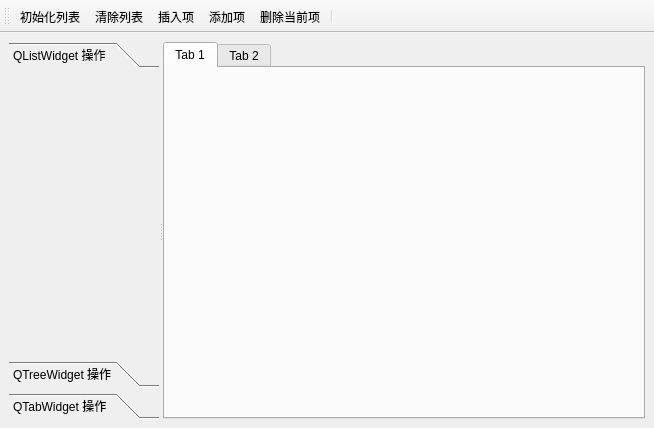
First picture: the form in samp4_7/mainwindow.ui, repository xx517230/Qt5p9DemoCode, before the edit.
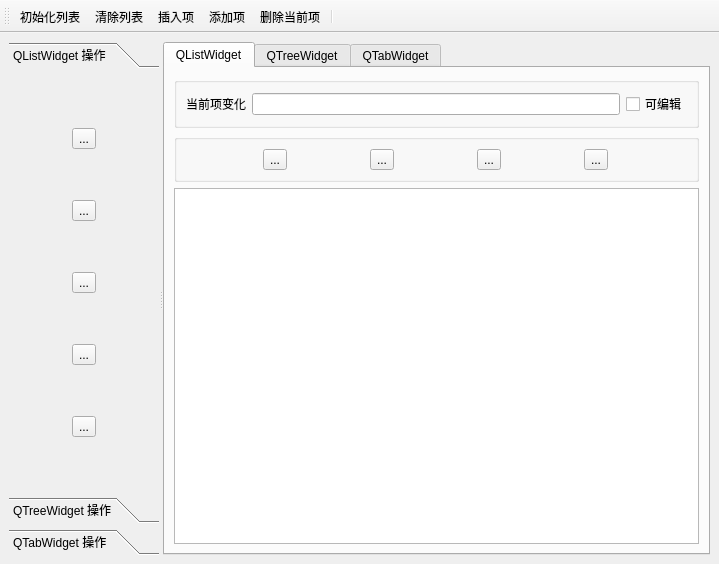
Second picture: the form after the edit. Icons and pictures are not drawn.

What changed in the file:
```diff
--- a/samp4_7/mainwindow.ui
+++ b/samp4_7/mainwindow.ui
@@ -6,8 +6,8 @@
    <rect>
     <x>0</x>
     <y>0</y>
-    <width>654</width>
-    <height>428</height>
+    <width>719</width>
+    <height>564</height>
    </rect>
   </property>
   <property name="windowTitle">
@@ -15,7 +15,7 @@
   </property>
   <widget class="QWidget" name="centralwidget">
    <layout class="QGridLayout" name="gridLayout">
-    <item row="0" column="0">
+    <item row="0" column="1">
      <widget class="QSplitter" name="splitter">
       <property name="orientation">
        <enum>Qt::Horizontal</enum>
@@ -41,13 +41,50 @@
          <rect>
           <x>0</x>
           <y>0</y>
-          <width>147</width>
-          <height>265</height>
+          <width>150</width>
+          <height>401</height>
          </rect>
         </property>
         <attribute name="label">
          <string>QListWidget 操作</string>
         </attribute>
+        <layout class="QGridLayout" name="gridLayout_2">
+         <item row="0" column="0">
+          <widget class="QToolButton" name="tBtnListIni">
+           <property name="text">
+            <string>...</string>
+           </property>
+          </widget>
+         </item>
+         <item row="1" column="0">
+          <widget class="QToolButton" name="tBtnListClear">
+           <property name="text">
+            <string>...</string>
+           </property>
+          </widget>
+         </item>
+         <item row="2" column="0">
+          <widget class="QToolButton" name="tBtnListInsert">
+           <property name="text">
+            <string>...</string>
+           </property>
+          </widget>
+         </item>
+         <item row="3" column="0">
+          <widget class="QToolButton" name="tBtnListApped">
+           <property name="text">
+            <string>...</string>
+           </property>
+          </widget>
+         </item>
+         <item row="4" column="0">
+          <widget class="QToolButton" name="tBtnListDelete">
+           <property name="text">
+            <string>...</string>
+           </property>
+          </widget>
+         </item>
+        </layout>
        </widget>
        <widget class="QWidget" name="page_QTreeWidget">
         <property name="geometry">
@@ -69,14 +106,90 @@
        </widget>
       </widget>
       <widget class="QTabWidget" name="tabWidget">
-       <widget class="QWidget" name="tab">
+       <property name="currentIndex">
+        <number>0</number>
+       </property>
+       <widget class="QWidget" name="tabListWidget">
         <attribute name="title">
-         <string>Tab 1</string>
+         <string>QListWidget</string>
         </attribute>
+        <layout class="QGridLayout" name="gridLayout_5">
+         <item row="0" column="0">
+          <widget class="QGroupBox" name="groupBox">
+           <property name="title">
+            <string/>
+           </property>
+           <layout class="QGridLayout" name="gridLayout_3">
+            <item row="0" column="0">
+             <widget class="QLabel" name="label">
+              <property name="text">
+               <string>当前项变化</string>
+              </property>
+             </widget>
+            </item>
+            <item row="0" column="1">
+             <widget class="QLineEdit" name="lineEdit"/>
+            </item>
+            <item row="0" column="2">
+             <widget class="QCheckBox" name="checkBox">
+              <property name="text">
+               <string>可编辑</string>
+              </property>
+             </widget>
+            </item>
+           </layout>
+          </widget>
+         </item>
+         <item row="1" column="0">
+          <widget class="QGroupBox" name="groupBox_2">
+           <property name="title">
+            <string/>
+           </property>
+           <layout class="QGridLayout" name="gridLayout_4">
+            <item row="0" column="0">
+             <widget class="QToolButton" name="tBtnItemSelect">
+              <property name="text">
+               <string>...</string>
+              </property>
+             </widget>
+            </item>
+            <item row="0" column="1">
+             <widget class="QToolButton" name="tBtnAllSelect">
+              <property name="text">
+               <string>...</string>
+              </property>
+             </widget>
+            </item>
+            <item row="0" column="2">
+             <widget class="QToolButton" name="tBtnAllClear">
+              <property name="text">
+               <string>...</string>
+              </property>
+             </widget>
+            </item>
+            <item row="0" column="3">
+             <widget class="QToolButton" name="tBtnInvertSelect">
+              <property name="text">
+               <string>...</string>
+              </property>
+             </widget>
+            </item>
+           </layout>
+          </widget>
+         </item>
+         <item row="2" column="0">
+          <widget class="QListWidget" name="listWidget"/>
+         </item>
+        </layout>
        </widget>
        <widget class="QWidget" name="tab_2">
         <attribute name="title">
-         <string>Tab 2</string>
+         <string>QTreeWidget</string>
+        </attribute>
+       </widget>
+       <widget class="QWidget" name="tabTabWidget">
+        <attribute name="title">
+         <string>QTabWidget</string>
         </attribute>
        </widget>
       </widget>
```
Left out of the diff: 14 changed lines with no effect on the pictures.
